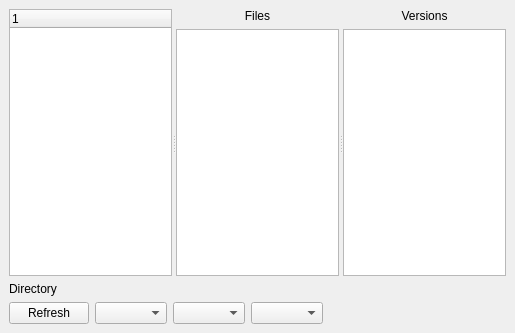
First picture: the form in bacula/src/qt-console/restore/restoretree.ui, repository rkorzeniewski/bacula, before the edit.
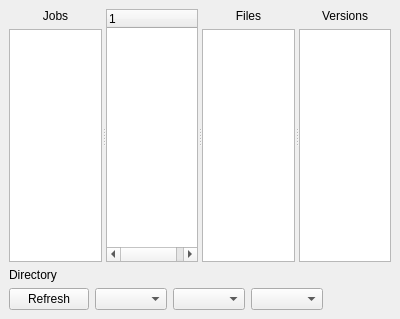
Second picture: the form after the edit. Icons and pictures are not drawn.

Commit message: Clear list before populating lists in console. Add a table in restore tree to show what jobs were selected.  Use IN keyword in sql statements to represent better what the selections really are.  They are show me stuff for this condition preselecting a list of jobs.

What changed in the file:
```diff
--- a/bacula/src/qt-console/restore/restoretree.ui
+++ b/bacula/src/qt-console/restore/restoretree.ui
@@ -5,8 +5,8 @@
    <rect>
     <x>0</x>
     <y>0</y>
-    <width>515</width>
-    <height>333</height>
+    <width>400</width>
+    <height>319</height>
    </rect>
   </property>
   <property name="windowTitle" >
@@ -21,19 +21,34 @@
    </property>
    <item row="0" column="0" >
     <widget class="QSplitter" name="splitter" >
-     <property name="sizePolicy" >
-      <sizepolicy>
-       <hsizetype>7</hsizetype>
-       <vsizetype>7</vsizetype>
-       <horstretch>0</horstretch>
-       <verstretch>0</verstretch>
-      </sizepolicy>
-     </property>
      <property name="orientation" >
       <enum>Qt::Horizontal</enum>
      </property>
+     <widget class="QWidget" name="layoutWidget_2" >
+      <layout class="QGridLayout" >
+       <property name="margin" >
+        <number>0</number>
+       </property>
+       <property name="spacing" >
+        <number>6</number>
+       </property>
+       <item row="1" column="0" >
+        <widget class="QTableWidget" name="jobTable" />
+       </item>
+       <item row="0" column="0" >
+        <widget class="QLabel" name="jobLabel" >
+         <property name="text" >
+          <string>Jobs</string>
+         </property>
+         <property name="alignment" >
+          <set>Qt::AlignCenter</set>
+         </property>
+        </widget>
+       </item>
+      </layout>
+     </widget>
      <widget class="QTreeWidget" name="directoryTree" />
-     <widget class="QWidget" name="" >
+     <widget class="QWidget" name="layoutWidget" >
       <layout class="QGridLayout" >
        <property name="margin" >
         <number>0</number>
@@ -56,7 +71,7 @@
        </item>
       </layout>
      </widget>
-     <widget class="QWidget" name="" >
+     <widget class="QWidget" name="layoutWidget_3" >
       <layout class="QGridLayout" >
        <property name="margin" >
         <number>0</number>
```
The commit also changes 3 other files.
